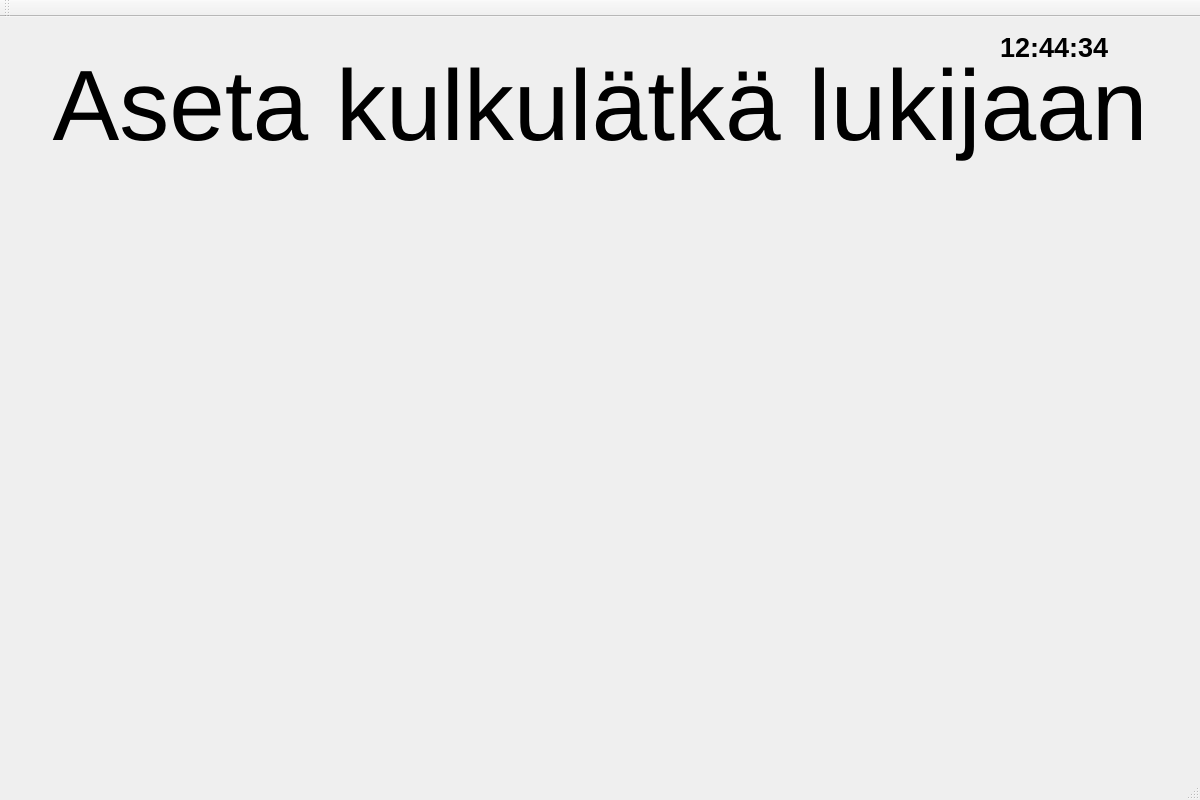
The window that LukkoExe/mainwindow.ui (villerp/LockMaster-Qt-UI) describes before a commit, drawn with Qt 5.
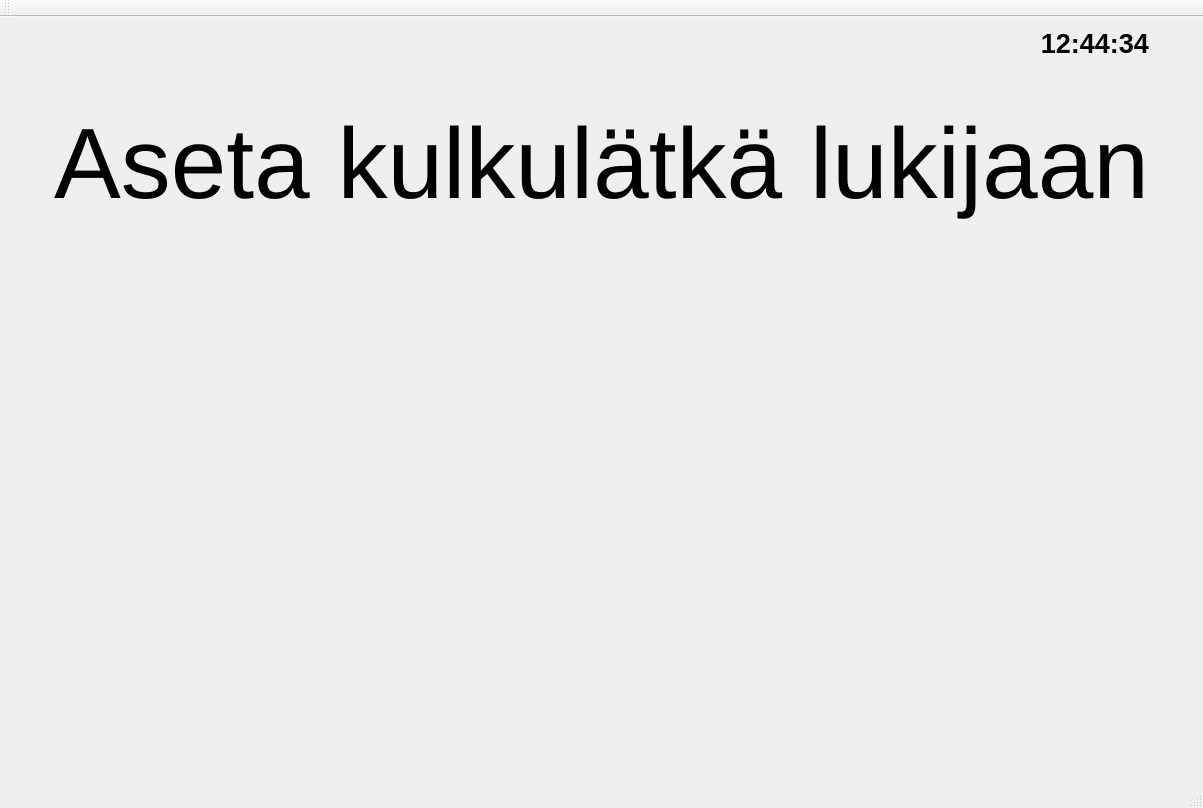
The same window after the commit. Icons and pictures are not drawn.

What changed in the file:
```diff
--- a/LukkoExe/mainwindow.ui
+++ b/LukkoExe/mainwindow.ui
@@ -6,22 +6,52 @@
    <rect>
     <x>0</x>
     <y>0</y>
-    <width>1200</width>
-    <height>800</height>
+    <width>1203</width>
+    <height>808</height>
    </rect>
   </property>
+  <property name="maximumSize">
+   <size>
+    <width>16777215</width>
+    <height>16777214</height>
+   </size>
+  </property>
   <property name="windowTitle">
    <string>Pääikkuna</string>
   </property>
   <widget class="QWidget" name="centralWidget">
+   <layout class="QGridLayout" name="gridLayout">
+    <item row="1" column="0" alignment="Qt::AlignHCenter">
+     <widget class="QLabel" name="label_2">
+      <property name="maximumSize">
+       <size>
+        <width>16777215</width>
+        <height>200</height>
+       </size>
+      </property>
+      <property name="font">
+       <font>
+        <pointsize>75</pointsize>
+       </font>
+      </property>
+      <property name="text">
+       <string>&lt;html&gt;&lt;head/&gt;&lt;body&gt;&lt;p align=&quot;center&quot;&gt;Aseta kulkulätkä lukijaan&lt;/p&gt;&lt;/body&gt;&lt;/html&gt;</string>
+      </property>
+     </widget>
+    </item>
+    <item row="0" column="0">
    <widget class="QLabel" name="label">
-    <property name="geometry">
-     <rect>
-      <x>1000</x>
-      <y>10</y>
-      <width>110</width>
-      <height>40</height>
-     </rect>
+      <property name="sizePolicy">
+       <sizepolicy hsizetype="Preferred" vsizetype="Fixed">
+        <horstretch>0</horstretch>
+        <verstretch>0</verstretch>
+       </sizepolicy>
+      </property>
+      <property name="maximumSize">
+       <size>
+        <width>16777215</width>
+        <height>16777215</height>
+       </size>
     </property>
     <property name="font">
      <font>
@@ -31,29 +61,48 @@
      </font>
     </property>
     <property name="text">
-     <string>12:44:34</string>
-    </property>
-   </widget>
-   <widget class="QLabel" name="label_2">
-    <property name="geometry">
-     <rect>
-      <x>50</x>
-      <y>20</y>
-      <width>1100</width>
-      <height>140</height>
-     </rect>
-    </property>
-    <property name="font">
-     <font>
-      <pointsize>75</pointsize>
-     </font>
+       <string>&lt;html&gt;&lt;head/&gt;&lt;body&gt;&lt;p align=&quot;right&quot;&gt;12:44:34&lt;/p&gt;&lt;/body&gt;&lt;/html&gt;</string>
+      </property>
+     </widget>
+    </item>
+    <item row="2" column="0">
+     <widget class="QLabel" name="label_3">
+      <property name="sizePolicy">
+       <sizepolicy hsizetype="Preferred" vsizetype="Preferred">
+        <horstretch>0</horstretch>
+        <verstretch>0</verstretch>
+       </sizepolicy>
+      </property>
+      <property name="minimumSize">
+       <size>
+        <width>400</width>
+        <height>400</height>
+       </size>
+      </property>
+      <property name="maximumSize">
+       <size>
+        <width>1085</width>
+        <height>1200</height>
+       </size>
+      </property>
+      <property name="layoutDirection">
+       <enum>Qt::LeftToRight</enum>
     </property>
     <property name="text">
-     <string>&lt;html&gt;&lt;head/&gt;&lt;body&gt;&lt;p align=&quot;center&quot;&gt;Aseta kulkulätkä lukijaan&lt;/p&gt;&lt;/body&gt;&lt;/html&gt;</string>
-    </property>
-   </widget>
-   <zorder>label_2</zorder>
-   <zorder>label</zorder>
+       <string/>
+      </property>
+      <property name="pixmap">
+       <pixmap>../kuvat/RFID-kuva.jpg</pixmap>
+      </property>
+      <property name="scaledContents">
+       <bool>true</bool>
+      </property>
+      <property name="alignment">
+       <set>Qt::AlignCenter</set>
+      </property>
+     </widget>
+    </item>
+   </layout>
   </widget>
   <widget class="QMenuBar" name="menuBar">
    <property name="geometry">
```
Left out of the diff: 2 changed lines with no effect on the pictures. Lines whose indentation alone changed are shown as unchanged.
